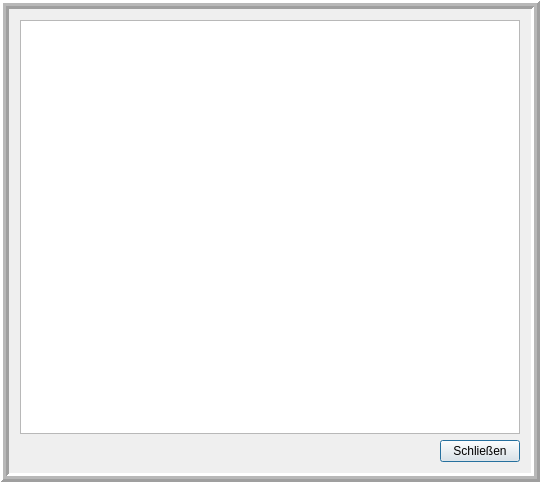
This is linbo_gui/linboConsole.ui in linuxmuster/linuxmuster-linbo as Qt 5 draws it before an edit. The edited form follows.
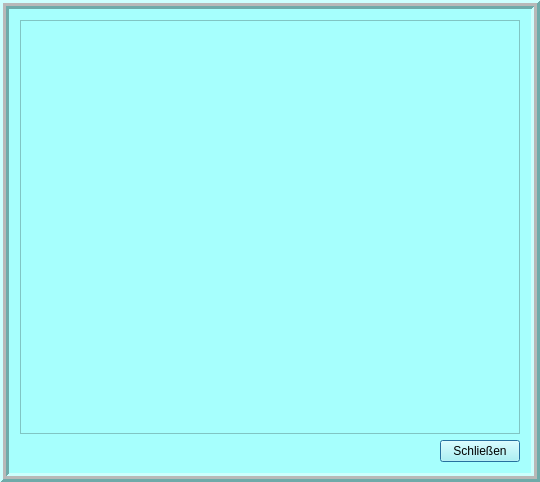
This is the edited form. Custom widgets are drawn as their Qt base class.

Commit message: change dialog background to light blue

Patch:
```diff
--- a/linbo_gui/linboConsole.ui
+++ b/linbo_gui/linboConsole.ui
@@ -19,6 +19,9 @@
   <property name="windowTitle">
    <string>Console</string>
   </property>
+  <property name="styleSheet">
+   <string notr="true">background-color: rgb(166, 255, 253);</string>
+  </property>
   <layout class="QHBoxLayout" name="horizontalLayout_2">
    <property name="leftMargin">
     <number>0</number>
```
The commit also changes 11 other files.
